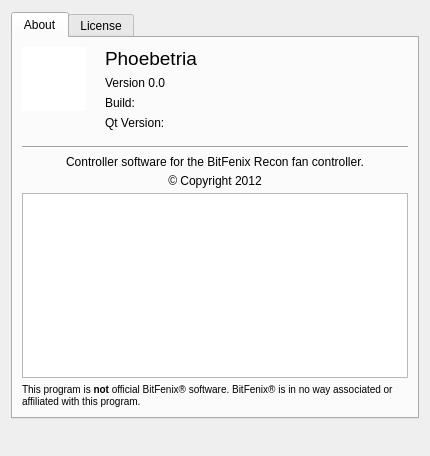
The window that gui_about.ui (Shub77/phoebetria-code) describes before a commit, drawn with Qt 5.
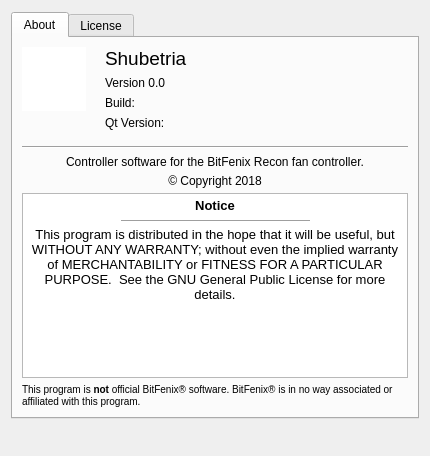
The same window after the commit. The open tabs and pages were chosen to show the change. Icons and pictures are not drawn.

Commit message: Name changed to Shubetria

Diff of the .ui file:
```diff
--- a/gui_about.ui
+++ b/gui_about.ui
@@ -140,7 +140,7 @@
               <string/>
              </property>
              <property name="text">
-              <string notr="true">Phoebetria</string>
+              <string notr="true">Shubetria</string>
              </property>
             </widget>
            </item>
@@ -269,7 +269,7 @@
             <string/>
            </property>
            <property name="text">
-            <string notr="true">© Copyright 2012</string>
+            <string notr="true">© Copyright 2018</string>
            </property>
            <property name="alignment">
             <set>Qt::AlignCenter</set>
@@ -292,7 +292,9 @@
 &lt;html&gt;&lt;head&gt;&lt;meta name=&quot;qrichtext&quot; content=&quot;1&quot; /&gt;&lt;style type=&quot;text/css&quot;&gt;
 p, li { white-space: pre-wrap; }
 &lt;/style&gt;&lt;/head&gt;&lt;body style=&quot; font-family:'MS Shell Dlg 2'; font-size:8.25pt; font-weight:400; font-style:normal;&quot;&gt;
-&lt;p style=&quot;-qt-paragraph-type:empty; margin-top:0px; margin-bottom:0px; margin-left:0px; margin-right:0px; -qt-block-indent:0; text-indent:0px;&quot;&gt;&lt;br /&gt;&lt;/p&gt;&lt;/body&gt;&lt;/html&gt;</string>
+&lt;p align=&quot;center&quot; style=&quot; margin-top:0px; margin-bottom:0px; margin-left:0px; margin-right:0px; -qt-block-indent:0; text-indent:0px;&quot;&gt;&lt;span style=&quot; font-family:'Arial'; font-size:10pt; font-weight:600;&quot;&gt;Notice&lt;/span&gt;&lt;/p&gt;
+&lt;hr width=&quot;50%&quot;/&gt;
+&lt;p align=&quot;center&quot; style=&quot; margin-top:0px; margin-bottom:0px; margin-left:0px; margin-right:0px; -qt-block-indent:0; text-indent:0px;&quot;&gt;&lt;span style=&quot; font-family:'Arial'; font-size:10pt;&quot;&gt;This program is distributed in the hope that it will be useful, but WITHOUT ANY WARRANTY; without even the implied warranty of MERCHANTABILITY or FITNESS FOR A PARTICULAR PURPOSE.  See the GNU General Public License for more details.&lt;/span&gt;&lt;/p&gt;&lt;/body&gt;&lt;/html&gt;</string>
            </property>
            <property name="source">
             <url>
```
Left out of the diff: 17 changed lines with no effect on the pictures. The commit also changes 74 other files.
